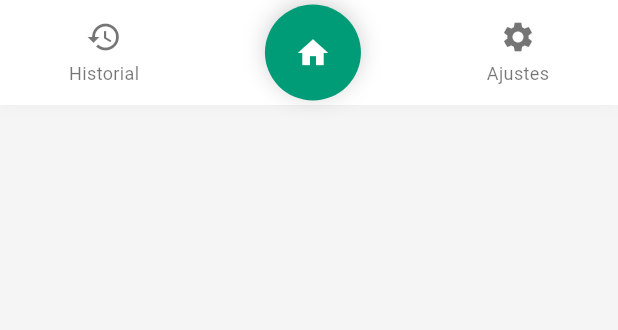
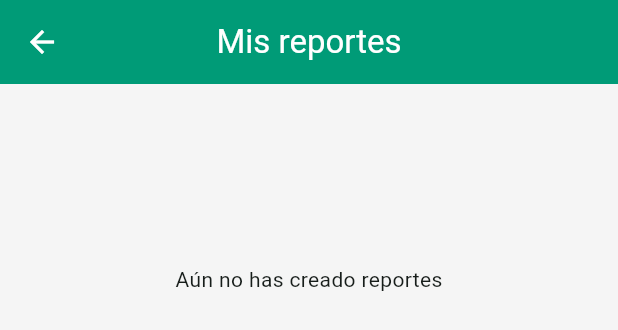
Before and after one commit to ErwinZGriego/FixItApp, a Flutter app: the _BottomNavBar widget shown alone on an empty page, opened directly, after a tap on "Historial", on a phone screen of 412 x 824 dp. Shown: the top 330 px of the screen. Run offline on Flutter 3.47's test engine with Material 3 defaults, Android fonts, the phone set to English and light mode, and no system bars; our stand-ins replace firebase_core, get_it, image_picker, sqflite; accounts and stored records are empty.

Commit message:
Feat: created history screen and modified navigation

```diff
--- a/lib/presentation/app/fixit_app.dart
+++ b/lib/presentation/app/fixit_app.dart
@@ -1,4 +1,5 @@
 // lib/presentation/app/fixit_app.dart
+import 'package:fix_it_app/presentation/screens/incident_history_screen.dart';
 import 'package:fix_it_app/presentation/viewmodels/create_report_view_model.dart';
 import 'package:flutter/material.dart';
 import 'package:provider/provider.dart';
@@ -32,6 +33,7 @@ class FixItApp extends StatelessWidget {
             create: (_) => CreateReportViewModel(),
             child: const CreateReportScreen(),
           ),
+          IncidentHistoryScreen.routeName: (_) => const IncidentHistoryScreen(),
         },
       ),
     );
--- a/lib/presentation/screens/home_screen.dart
+++ b/lib/presentation/screens/home_screen.dart
@@ -148,7 +148,6 @@ class _NewReportButtonState extends State<_NewReportButton>
 
   @override
   Widget build(BuildContext context) {
-    // Cambiamos el "FAB" grande al color secundario (naranja)
     final fabColor = Theme.of(context).colorScheme.secondary;
 
     return GestureDetector(
@@ -209,7 +208,8 @@ class _BottomNavBar extends StatelessWidget {
             label: 'Historial',
             isSelected: false,
             onTap: () {
-              // Navegación futura al historial
+              // Navega al listado de mis reportes
+              Navigator.pushNamed(context, '/history');
             },
           ),
           _CenterHomeButton(color: primary),
@@ -218,7 +218,7 @@ class _BottomNavBar extends StatelessWidget {
             label: 'Ajustes',
             isSelected: false,
             onTap: () {
-              // Navegación futura a ajustes
+              // futuro
             },
           ),
         ],
--- /dev/null
+++ b/lib/presentation/screens/incident_history_screen.dart
@@ -0,0 +1,139 @@
+import 'dart:io';
+
+import 'package:flutter/material.dart';
+import 'package:provider/provider.dart';
+
+import '../../domain/models/incident.dart';
+import '../viewmodels/incident_list_view_model.dart';
+
+class IncidentHistoryScreen extends StatelessWidget {
+  const IncidentHistoryScreen({super.key});
+  static const routeName = '/history';
+
+  @override
+  Widget build(BuildContext context) {
+    return ChangeNotifierProvider(
+      create: (_) => IncidentListViewModel()..load(),
+      child: Scaffold(
+        appBar: AppBar(title: const Text('Mis reportes')),
+        body: const _Body(),
+      ),
+    );
+  }
+}
+
+class _Body extends StatelessWidget {
+  const _Body();
+
+  @override
+  Widget build(BuildContext context) {
+    final vm = context.watch<IncidentListViewModel>();
+
+    if (vm.isLoading) {
+      return const Center(child: CircularProgressIndicator());
+    }
+
+    if (vm.items.isEmpty) {
+      return RefreshIndicator(
+        onRefresh: vm.refresh,
+        child: ListView(
+          children: const [
+            SizedBox(height: 120),
+            Center(child: Text('Aún no has creado reportes')),
+          ],
+        ),
+      );
+    }
+
+    return RefreshIndicator(
+      onRefresh: vm.refresh,
+      child: ListView.separated(
+        padding: const EdgeInsets.all(12),
+        itemCount: vm.items.length,
+        separatorBuilder: (_, __) => const SizedBox(height: 10),
+        itemBuilder: (_, i) => _IncidentTile(i: vm.items[i]),
+      ),
+    );
+  }
+}
+
+class _IncidentTile extends StatelessWidget {
+  const _IncidentTile({required this.i});
+  final Incident i;
+
+  @override
+  Widget build(BuildContext context) {
+    final subtitle = '${_pretty(i.category.name)} • ${_date(i.createdAt)}';
+
+    return ListTile(
+      shape: RoundedRectangleBorder(borderRadius: BorderRadius.circular(12)),
+      tileColor: Colors.white,
+      leading: _Thumb(path: i.photoPath),
+      title: Text(
+        i.title.isEmpty ? 'Reporte' : i.title,
+        maxLines: 1,
+        overflow: TextOverflow.ellipsis,
+      ),
+      subtitle: Text(subtitle, maxLines: 1, overflow: TextOverflow.ellipsis),
+      trailing: _StatusPill(text: _pretty(i.status.name)),
+      onTap: () {
+        // Futuro: detalle del incidente
+      },
+    );
+  }
+
+  String _pretty(String s) => '${s[0].toUpperCase()}${s.substring(1)}';
+
+  String _date(DateTime d) =>
+      '${d.year}-${_two(d.month)}-${_two(d.day)} ${_two(d.hour)}:${_two(d.minute)}';
+
+  String _two(int n) => n.toString().padLeft(2, '0');
+}
+
+class _Thumb extends StatelessWidget {
+  const _Thumb({required this.path});
+  final String path;
+
+  @override
+  Widget build(BuildContext context) {
+    final radius = BorderRadius.circular(8);
+    final f = File(path);
+    Widget child;
+    if (f.existsSync()) {
+      child = Image.file(f, fit: BoxFit.cover);
+    } else {
+      // Si el archivo ya no existe, mostramos un placeholder
+      child = const Icon(Icons.image_not_supported_outlined, size: 28);
+    }
+    return ClipRRect(
+      borderRadius: radius,
+      child: Container(
+        width: 56,
+        height: 56,
+        color: Colors.black12,
+        child: child,
+      ),
+    );
+  }
+}
+
+class _StatusPill extends StatelessWidget {
+  const _StatusPill({required this.text});
+  final String text;
+
+  @override
+  Widget build(BuildContext context) {
+    final c = Theme.of(context).colorScheme.secondary;
+    return Container(
+      padding: const EdgeInsets.symmetric(horizontal: 10, vertical: 6),
+      decoration: BoxDecoration(
+        color: c.withValues(alpha: 0.13),
+        borderRadius: BorderRadius.circular(999),
+      ),
+      child: Text(
+        text,
+        style: TextStyle(color: c, fontWeight: FontWeight.w600),
+      ),
+    );
+  }
+}
--- /dev/null
+++ b/lib/presentation/viewmodels/incident_list_view_model.dart
@@ -0,0 +1,29 @@
+import 'package:flutter/material.dart';
+
+import '../../core/di/service_locator.dart';
+import '../../domain/models/incident.dart';
+import '../../domain/repositories/i_incident_repository.dart';
+
+/// VM simple para listar incidentes locales desde SQLite.
+class IncidentListViewModel extends ChangeNotifier {
+  IncidentListViewModel({IIncidentRepository? repo})
+    : _repo = repo ?? getIt<IIncidentRepository>();
+
+  final IIncidentRepository _repo;
+
+  List<Incident> items = [];
+  bool isLoading = false;
+
+  Future<void> load() async {
+    isLoading = true;
+    notifyListeners();
+    try {
+      items = await _repo.getIncidents();
+    } finally {
+      isLoading = false;
+      notifyListeners();
+    }
+  }
+
+  Future<void> refresh() => load();
+}
```
